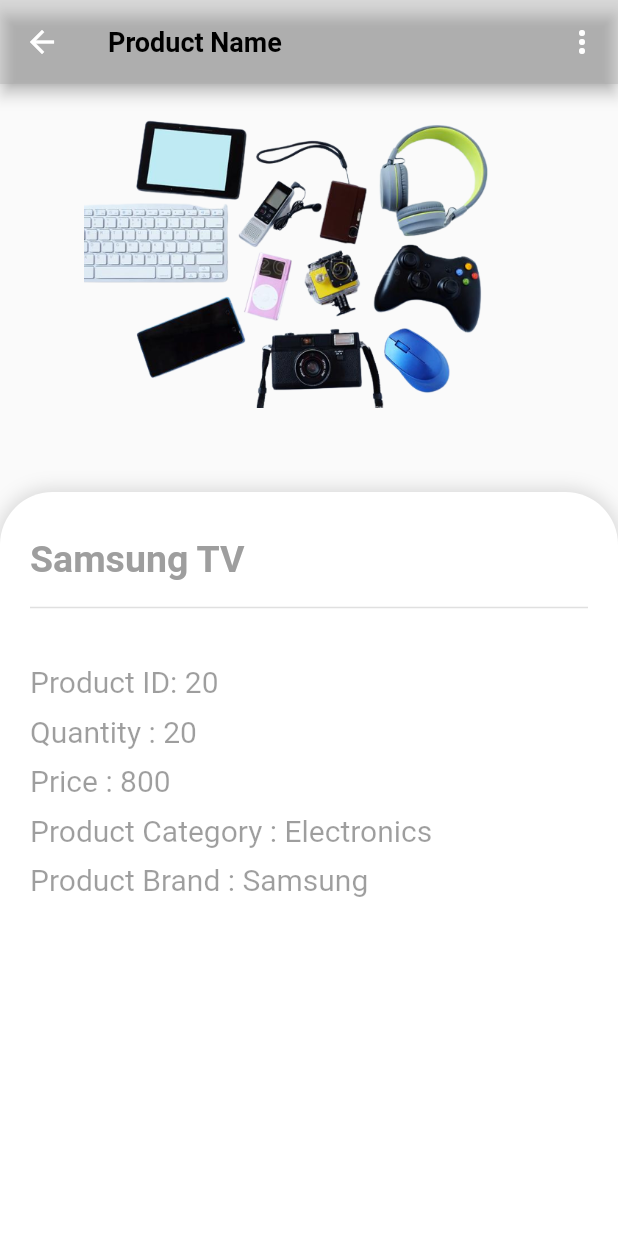
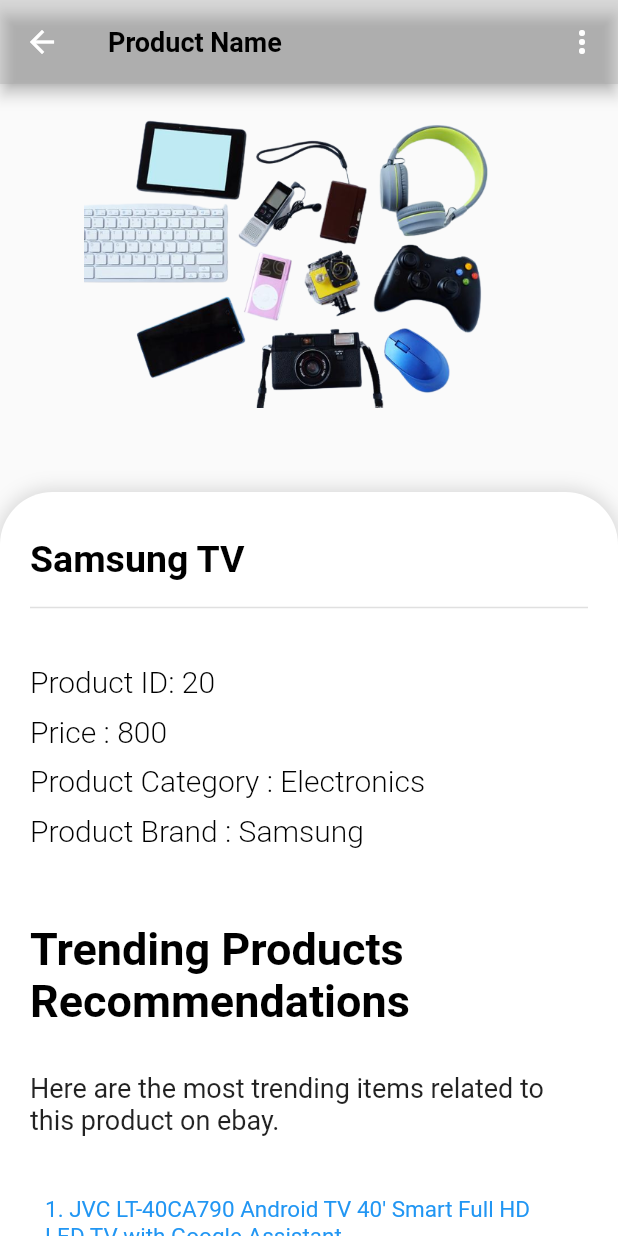
Before and after one commit to Sandeep-Abeykoon/SalesCast, a Flutter app: the ViewProduct screen opened directly, on a phone screen of 412 x 824 dp. Run offline on Flutter 3.47's test engine with Material 2 defaults, Android fonts, the phone set to English and light mode, and no system bars; our stand-ins replace badges, cached_network_image, cloud_firestore, device_preview, email_validator, file_picker and 12 more; accounts and stored records are empty; network calls fail; statements that could not run were skipped.

Commit message:
Deleted the duplicate front end file and added the additional pages to the front-end file

```diff
--- a/Font-end/lib/Screens/view_product.dart
+++ b/Font-end/lib/Screens/view_product.dart
@@ -1,8 +1,6 @@
 import 'package:flutter/material.dart';
-
-
-
-
+import 'package:salescast/reusable_widget/app_large_text.dart';
+import 'package:syncfusion_flutter_charts/charts.dart';
 
 class ViewProduct extends StatefulWidget {
   ViewProduct({Key? key}) : super(key: key);
@@ -10,131 +8,249 @@
   @override
   State<ViewProduct> createState() => _ViewProductState();
 }
+var productname="";
+var productPrice="";
+var productId=" ";
+var productCategory="";
+var productBrand ="";
+var productImageUrl="";
+List<int> trends = [1,2,3];
 
 class _ViewProductState extends State<ViewProduct> {
+
   @override
   Widget build(BuildContext context) {
+    List<_SalesData> data = [
+      _SalesData('Week 1', 10,),
+      _SalesData('Week 2', 18),
+      _SalesData('Week 3', 24),
+      _SalesData('Week 4', 12),
+
+    ];
+    final List<ChartData> chartData = <ChartData>[
+      ChartData('Week 1', 128, 129),
+      ChartData('Week 2', 123, 92),
+      ChartData('Week 3', 107, 106),
+      ChartData('Week 4', 87, 95),
+    ];
     return Scaffold(
       appBar: AppBar(
         backgroundColor: Colors.grey.withOpacity(0.3),
-        title: Text("Product Name",style: TextStyle(color: Colors.black,fontWeight: FontWeight.bold,fontSize: 18),),
+        title: Text(
+          "Product Name",
+          style: TextStyle(
+              color: Colors.black, fontWeight: FontWeight.bold, fontSize: 18),
+        ),
         actions: [
           PopupMenuButton(
-
-
-
-
-              itemBuilder:(context)=>[
-                PopupMenuItem(child:Text("Delete"),
-                onTap: (){
+              itemBuilder: (context) => [
+                    PopupMenuItem(
+                      child: Text("Delete"),
+                      onTap: () {
                         //code to delete item
-
-
-                },),
+                      },
+                    ),
                   ]),
         ],
       ),
-       body:  SingleChildScrollView(
+      body: SingleChildScrollView(
         child: Container(
           child: Column(
             children: [
               Container(
                 child: Padding(
                   padding: EdgeInsets.all(16),
-                         child: Image.asset("lib/assets/images/Electronics.png",height: 200,width: 300,),
+                  child: Image.asset(
+                    "lib/assets/images/Electronics.png",
+                    height: 200,
+                    width: 300,
                   ),
-
+                ),
               ),
               // Divider(thickness: 5,),
-                     SizedBox(height: 40,),
+              SizedBox(
+                height: 40,
+              ),
               Container(
-                       height: MediaQuery.of(context).size.height,
+                height: 1500,
                 width: double.infinity,
-                       padding: EdgeInsets.symmetric(vertical: 30,horizontal: 20),
+                padding: EdgeInsets.symmetric(vertical: 30, horizontal: 20),
                 decoration: BoxDecoration(
                     color: Colors.white,
                     borderRadius: BorderRadius.only(
                       topLeft: Radius.circular(35),
                       topRight: Radius.circular(35),
                     ),
-                         boxShadow: [BoxShadow(
+                    boxShadow: [
+                      BoxShadow(
                         color: Colors.grey.withOpacity(0.4),
                         blurRadius: 10,
                         spreadRadius: 1,
-                         ),]
                       ),
+                    ]),
                 child: Column(
                   children: [
                     Row(
                       children: [
+                        Text(
+                          "Samsung TV",
+                          style: TextStyle(
+                              fontSize: 25,
+                              fontWeight: FontWeight.bold,
+                              color: Colors.black),
+                        )
+                      ],
+                    ),
+                    SizedBox(
+                      height: 10,
+                    ),
+                    Divider(
+                      thickness: 1,
+                    ),
+                    SizedBox(
+                      height: 30,
+                    ),
+                    Row(
+                      children: [
+                        Text(
+                          "Product ID: 20",
+                          style: TextStyle(fontSize: 20, color: Colors.black,fontWeight: FontWeight.w300),
+                        )
+                      ],
+                    ),
+                    SizedBox(
+                      height: 10,
+                    ),
 
-                               Text("Samsung TV",style: TextStyle(fontSize: 25,fontWeight: FontWeight.bold,color: Colors.grey),)
+                    Row(
+                      children: [
+                        Text(
+                          "Price : 800",
+                          style: TextStyle(fontSize: 20, color: Colors.black,fontWeight: FontWeight.w300),
+                        )
+                      ],
+                    ),
+                    SizedBox(
+                      height: 10,
+                    ),
+                    Row(
+                      children: [
+                        Text(
+                          "Product Category : Electronics",
+                          style: TextStyle(fontSize: 20, color: Colors.black,fontWeight: FontWeight.w300),
+                        )
+                      ],
+                    ),
+                    SizedBox(
+                      height: 10,
+                    ),
+                    Row(
+                      children: [
+                        Text(
+                          "Product Brand : Samsung",
+                          style: TextStyle(fontSize: 20, color: Colors.black,fontWeight: FontWeight.w300),
+                        )
+                      ],
+                    ),
+                    SizedBox(height: 50,),
+                    AppLargeText(text: "Trending Products Recommendations"),
+                    SizedBox(height: 30,),
+                    Container(
+                      child: Column(
+                        children: [
+                          Text("Here are the most trending items related to this product on ebay.",style: TextStyle(fontSize: 18,fontWeight: FontWeight.w400),),
+                          SizedBox(height: 30,),
+                          for (var i in trends)Padding(
+                            padding: EdgeInsets.all(10),
+                            child: GestureDetector(
+                              onTap: (){
+
+
+                              },
+                                child: Text("$i. JVC LT-40CA790 Android TV 40' Smart Full HD LED TV with Google Assistant",style: TextStyle(fontSize: 15,color: Colors.blue),)),
+                          ),
 
                         ],
                       ),
-                           SizedBox(height: 10,),
-                           Divider(thickness: 1,),
-                           SizedBox(height: 30,),
+                    )
+                    , SizedBox(height: 50,),
+                    AppLargeText(text: "Forecast"),
+                    Column(
+                        children:[
+                          Padding(
+                            padding: EdgeInsets.only(left: 30),
+                            child: SfCartesianChart(
+                                primaryXAxis: CategoryAxis(),
+                                // Chart title
+                                title: ChartTitle(text: 'Monthly sales analysis of the product'),
+                                // Enable legend
+                                legend: Legend(isVisible: true),
+                                // Enable tooltip
+                                tooltipBehavior: TooltipBehavior(enable: true),
+                                series: <ChartSeries<_SalesData, String>>[
+                                  LineSeries<_SalesData, String>(
+                                      dataSource: data,
+                                      xValueMapper: (_SalesData sales, _) => sales.year,
+                                      yValueMapper: (_SalesData sales, _) => sales.sales,
 
-                           Row(
-                             children: [
-                               Text("Product ID: 20",style: TextStyle(fontSize: 20, color: Colors.black38),)
+                                      name: 'Sales',
+                                      // Enable data label
+                                      dataLabelSettings: DataLabelSettings(isVisible: true))
+                                ]),
+                          ),
+                          Container(
+                              width: 500,
+                              height: 300,
+                              child: Padding(
+                                padding: EdgeInsets.fromLTRB(0,30, 0, 0),
+                                child: SfCartesianChart(
+                                    title: ChartTitle(text: 'Monthly sales Comparison analysis'),
+                                    legend: Legend(isVisible: true, isResponsive: true, ),
+                                    primaryXAxis: CategoryAxis(),
+                                    tooltipBehavior: TooltipBehavior(enable: true,),
+                                    series: <CartesianSeries>[
 
+                                      LineSeries<ChartData, String>(
+                                          name: "Your Forecast",
+                                          dataSource: chartData,
+                                          xValueMapper: (ChartData data, _) => data.x,
+                                          yValueMapper: (ChartData data, _) => data.y
+                                      ),
+                                      LineSeries<ChartData, String>(
+                                          name: "Trending Item",
+                                          dataSource: chartData,
+                                          xValueMapper: (ChartData data, _) => data.x,
+                                          yValueMapper: (ChartData data, _) => data.y1
+                                      ),
+
+                                    ]
+                                ),
+                              )
+                          ),
+                        ] ), ],
+                ),
+              ),
             ],
           ),
-                           SizedBox(height: 10,),
-                           Row(
-                             children: [
-                               Text("Quantity : 20",style: TextStyle(fontSize: 20, color: Colors.black38),)
+        ),
+      ),
+    );
+  }
+}
+class ChartData {
+  ChartData(this.x, this.y, this.y1);
+  final String x;
+  final double? y;
+  final double? y1;
 
-                             ],
-                           ),
-                           SizedBox(height: 10,),
-                           Row(
-                             children: [
-                               Text("Price : 800",style: TextStyle(fontSize: 20, color: Colors.black38),)
-
-                             ],
-                           ),
-                           SizedBox(height: 10,),
-                           Row(
-                             children: [
-                               Text("Product Category : Electronics",style: TextStyle(fontSize: 20, color: Colors.black38),)
-
-                             ],
-                           ),
-                           SizedBox(height: 10,),
-                           Row(
-                             children: [
-                               Text("Product Brand : Samsung",style: TextStyle(fontSize: 20, color: Colors.black38),)
-
-                             ],
-                           ),
+}
 
 
 
+class _SalesData {
+  _SalesData(this.year, this.sales);
 
 
-
-
-
-                         ],
-                       ),
-
-
-
-
-
-                     ),
-
-             ],
-
-         ),
-        ),
-    ) ,
-
-
-
-    );
+  final String year;
+  final double sales;
 }
-}
--- a/Front-end/lib/Screens/view_product.dart
+++ /dev/null
@@ -1,256 +0,0 @@
-import 'package:flutter/material.dart';
-import 'package:salescast/reusable_widget/app_large_text.dart';
-import 'package:syncfusion_flutter_charts/charts.dart';
-
-class ViewProduct extends StatefulWidget {
-  ViewProduct({Key? key}) : super(key: key);
-
-  @override
-  State<ViewProduct> createState() => _ViewProductState();
-}
-var productname="";
-var productPrice="";
-var productId=" ";
-var productCategory="";
-var productBrand ="";
-var productImageUrl="";
-List<int> trends = [1,2,3];
-
-class _ViewProductState extends State<ViewProduct> {
-
-  @override
-  Widget build(BuildContext context) {
-    List<_SalesData> data = [
-      _SalesData('Week 1', 10,),
-      _SalesData('Week 2', 18),
-      _SalesData('Week 3', 24),
-      _SalesData('Week 4', 12),
-
-    ];
-    final List<ChartData> chartData = <ChartData>[
-      ChartData('Week 1', 128, 129),
-      ChartData('Week 2', 123, 92),
-      ChartData('Week 3', 107, 106),
-      ChartData('Week 4', 87, 95),
-    ];
-    return Scaffold(
-      appBar: AppBar(
-        backgroundColor: Colors.grey.withOpacity(0.3),
-        title: Text(
-          "Product Name",
-          style: TextStyle(
-              color: Colors.black, fontWeight: FontWeight.bold, fontSize: 18),
-        ),
-        actions: [
-          PopupMenuButton(
-              itemBuilder: (context) => [
-                    PopupMenuItem(
-                      child: Text("Delete"),
-                      onTap: () {
-                        //code to delete item
-                      },
-                    ),
-                  ]),
-        ],
-      ),
-      body: SingleChildScrollView(
-        child: Container(
-          child: Column(
-            children: [
-              Container(
-                child: Padding(
-                  padding: EdgeInsets.all(16),
-                  child: Image.asset(
-                    "lib/assets/images/Electronics.png",
-                    height: 200,
-                    width: 300,
-                  ),
-                ),
-              ),
-              // Divider(thickness: 5,),
-              SizedBox(
-                height: 40,
-              ),
-              Container(
-                height: 1500,
-                width: double.infinity,
-                padding: EdgeInsets.symmetric(vertical: 30, horizontal: 20),
-                decoration: BoxDecoration(
-                    color: Colors.white,
-                    borderRadius: BorderRadius.only(
-                      topLeft: Radius.circular(35),
-                      topRight: Radius.circular(35),
-                    ),
-                    boxShadow: [
-                      BoxShadow(
-                        color: Colors.grey.withOpacity(0.4),
-                        blurRadius: 10,
-                        spreadRadius: 1,
-                      ),
-                    ]),
-                child: Column(
-                  children: [
-                    Row(
-                      children: [
-                        Text(
-                          "Samsung TV",
-                          style: TextStyle(
-                              fontSize: 25,
-                              fontWeight: FontWeight.bold,
-                              color: Colors.black),
-                        )
-                      ],
-                    ),
-                    SizedBox(
-                      height: 10,
-                    ),
-                    Divider(
-                      thickness: 1,
-                    ),
-                    SizedBox(
-                      height: 30,
-                    ),
-                    Row(
-                      children: [
-                        Text(
-                          "Product ID: 20",
-                          style: TextStyle(fontSize: 20, color: Colors.black,fontWeight: FontWeight.w300),
-                        )
-                      ],
-                    ),
-                    SizedBox(
-                      height: 10,
-                    ),
-
-                    Row(
-                      children: [
-                        Text(
-                          "Price : 800",
-                          style: TextStyle(fontSize: 20, color: Colors.black,fontWeight: FontWeight.w300),
-                        )
-                      ],
-                    ),
-                    SizedBox(
-                      height: 10,
-                    ),
-                    Row(
-                      children: [
-                        Text(
-                          "Product Category : Electronics",
-                          style: TextStyle(fontSize: 20, color: Colors.black,fontWeight: FontWeight.w300),
-                        )
-                      ],
-                    ),
-                    SizedBox(
-                      height: 10,
-                    ),
-                    Row(
-                      children: [
-                        Text(
-                          "Product Brand : Samsung",
-                          style: TextStyle(fontSize: 20, color: Colors.black,fontWeight: FontWeight.w300),
-                        )
-                      ],
-                    ),
-                    SizedBox(height: 50,),
-                    AppLargeText(text: "Trending Products Recommendations"),
-                    SizedBox(height: 30,),
-                    Container(
-                      child: Column(
-                        children: [
-                          Text("Here are the most trending items related to this product on ebay.",style: TextStyle(fontSize: 18,fontWeight: FontWeight.w400),),
-                          SizedBox(height: 30,),
-                          for (var i in trends)Padding(
-                            padding: EdgeInsets.all(10),
-                            child: GestureDetector(
-                              onTap: (){
-
-
-                              },
-                                child: Text("$i. JVC LT-40CA790 Android TV 40' Smart Full HD LED TV with Google Assistant",style: TextStyle(fontSize: 15,color: Colors.blue),)),
-                          ),
-
-                        ],
-                      ),
-                    )
-                    , SizedBox(height: 50,),
-                    AppLargeText(text: "Forecast"),
-                    Column(
-                        children:[
-                          Padding(
-                            padding: EdgeInsets.only(left: 30),
-                            child: SfCartesianChart(
-                                primaryXAxis: CategoryAxis(),
-                                // Chart title
-                                title: ChartTitle(text: 'Monthly sales analysis of the product'),
-                                // Enable legend
-                                legend: Legend(isVisible: true),
-                                // Enable tooltip
-                                tooltipBehavior: TooltipBehavior(enable: true),
-                                series: <ChartSeries<_SalesData, String>>[
-                                  LineSeries<_SalesData, String>(
-                                      dataSource: data,
-                                      xValueMapper: (_SalesData sales, _) => sales.year,
-                                      yValueMapper: (_SalesData sales, _) => sales.sales,
-
-                                      name: 'Sales',
-                                      // Enable data label
-                                      dataLabelSettings: DataLabelSettings(isVisible: true))
-                                ]),
-                          ),
-                          Container(
-                              width: 500,
-                              height: 300,
-                              child: Padding(
-                                padding: EdgeInsets.fromLTRB(0,30, 0, 0),
-                                child: SfCartesianChart(
-                                    title: ChartTitle(text: 'Monthly sales Comparison analysis'),
-                                    legend: Legend(isVisible: true, isResponsive: true, ),
-                                    primaryXAxis: CategoryAxis(),
-                                    tooltipBehavior: TooltipBehavior(enable: true,),
-                                    series: <CartesianSeries>[
-
-                                      LineSeries<ChartData, String>(
-                                          name: "Your Forecast",
-                                          dataSource: chartData,
-                                          xValueMapper: (ChartData data, _) => data.x,
-                                          yValueMapper: (ChartData data, _) => data.y
-                                      ),
-                                      LineSeries<ChartData, String>(
-                                          name: "Trending Item",
-                                          dataSource: chartData,
-                                          xValueMapper: (ChartData data, _) => data.x,
-                                          yValueMapper: (ChartData data, _) => data.y1
-                                      ),
-
-                                    ]
-                                ),
-                              )
-                          ),
-                        ] ), ],
-                ),
-              ),
-            ],
-          ),
-        ),
-      ),
-    );
-  }
-}
-class ChartData {
-  ChartData(this.x, this.y, this.y1);
-  final String x;
-  final double? y;
-  final double? y1;
-
-}
-
-
-
-class _SalesData {
-  _SalesData(this.year, this.sales);
-
-
-  final String year;
-  final double sales;
-}
```
Also changed, not shown: Font-end/lib/Screens/about_us.dart (renamed from Front-end/lib/Screens/about_us.dart), Font-end/lib/Screens/broken.dart (renamed from Front-end/lib/Screens/broken.dart), 1 other file. Lines whose indentation alone changed are shown as unchanged.
